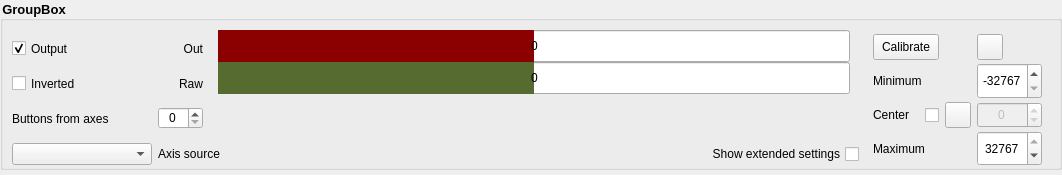
Before: the Qt Designer form src/widgets/axes/axes.ui in anpeaco/FreeJoyXConfiguratorQt, drawn with Qt 5.
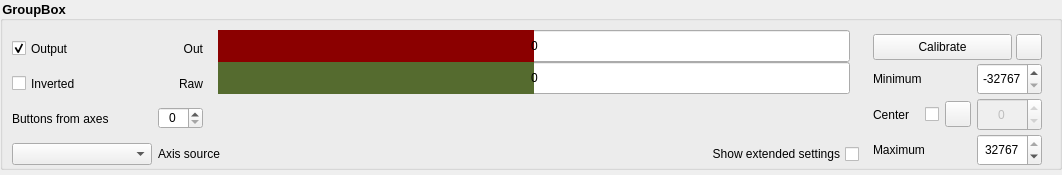
After: the same form once the commit is applied. Icons and pictures are not drawn. Custom widgets are drawn as their Qt base class.

Commit message: Axes: vertical-centre icon buttons + widen Calibrate to fill the row

What changed in the file:
```diff
--- a/src/widgets/axes/axes.ui
+++ b/src/widgets/axes/axes.ui
@@ -133,12 +133,20 @@
          <property name="verticalSpacing">
           <number>3</number>
          </property>
-         <!-- Row 2: top action row. Calibrate (text) on the left;
-              Reset Calibration (icon, square) on the right. -->
-         <item row="2" column="0">
+         <!-- Row 2: top action row. Single HBox spans all three grid
+              columns so the Calibrate button can grow horizontally
+              right up to the Reset icon button. Without spanning,
+              Calibrate would sit in col 0 (sized to fit "Minimum"/
+              "Maximum" labels) and leave a 50+ px gap before Reset. -->
+         <item row="2" column="0" colspan="3">
+          <layout class="QHBoxLayout" name="layoutH_TopActions">
+           <property name="spacing">
+            <number>4</number>
+           </property>
+           <item>
           <widget class="QPushButton" name="pushButton_StartCalib">
            <property name="sizePolicy">
-            <sizepolicy hsizetype="Minimum" vsizetype="Preferred">
+              <sizepolicy hsizetype="Expanding" vsizetype="Preferred">
              <horstretch>0</horstretch>
              <verstretch>0</verstretch>
             </sizepolicy>
@@ -160,23 +168,7 @@
            </property>
           </widget>
          </item>
-         <item row="2" column="1">
-          <spacer name="horizontalSpacer">
-           <property name="orientation">
-            <enum>Qt::Horizontal</enum>
-           </property>
-           <property name="sizeType">
-            <enum>QSizePolicy::Fixed</enum>
-           </property>
-           <property name="sizeHint" stdset="0">
-            <size>
-             <width>8</width>
-             <height>20</height>
-            </size>
-           </property>
-          </spacer>
-         </item>
-         <item row="2" column="2">
+           <item>
           <widget class="QPushButton" name="pushButton_ResetCalib">
            <property name="sizePolicy">
             <sizepolicy hsizetype="Fixed" vsizetype="Fixed">
@@ -211,6 +203,8 @@
            </property>
           </widget>
          </item>
+          </layout>
+         </item>
 
          <!-- Row 3: Minimum -->
          <item row="3" column="0">
@@ -301,7 +295,11 @@
            </item>
           </layout>
          </item>
-         <item row="4" column="1">
+         <!-- alignment="Qt::AlignVCenter" so the 26x26 button vertically
+              centers in the row alongside the taller Center spinbox in
+              col 2. Without this, the icon button anchors to the top of
+              the cell and reads as visually low. -->
+         <item row="4" column="1" alignment="Qt::AlignVCenter">
           <widget class="QPushButton" name="pushButton_SetCenter">
            <property name="sizePolicy">
             <sizepolicy hsizetype="Fixed" vsizetype="Fixed">
```
Lines whose indentation alone changed are shown as unchanged.
